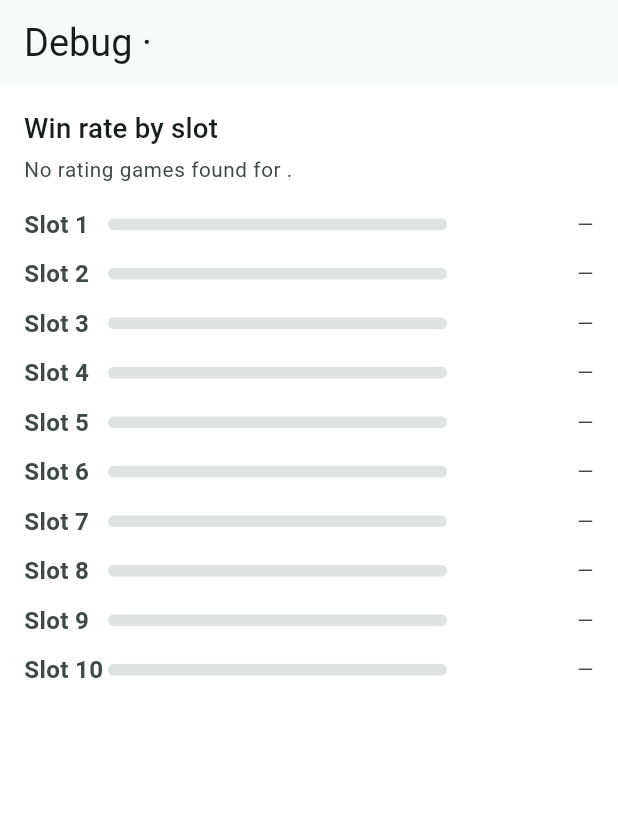
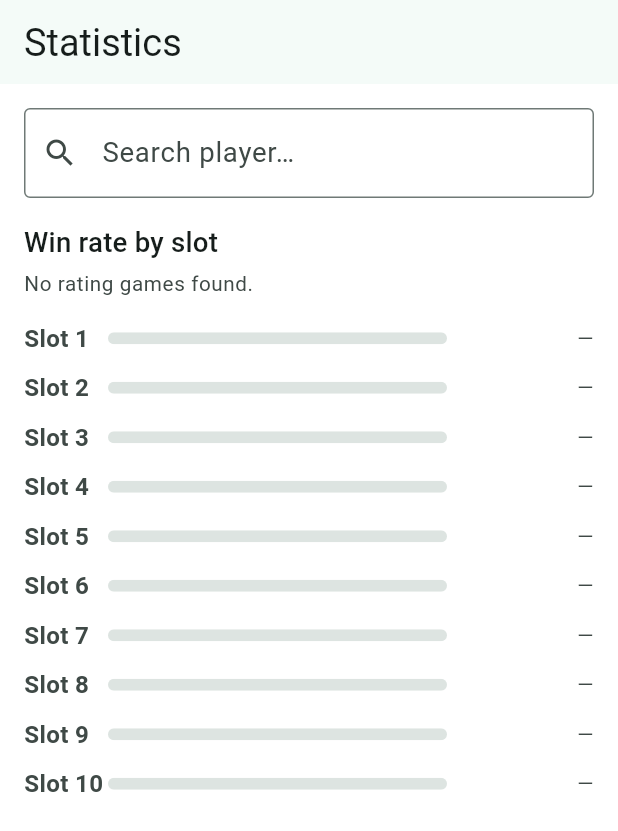
Before and after one commit to Seezov/FamilyMafiaApp, a Flutter app: the _DebugContent screen opened directly, on a phone screen of 412 x 824 dp. Shown: the top 831 px of the screen. Run offline on Flutter 3.47's test engine with Material 3 defaults, Android fonts, the phone set to English and light mode, and no system bars; our stand-ins replace dio, flutter_riverpod, freezed_annotation, google_generative_ai.

Commit message:
feat: searchable player selector on stats screen
Co-Authored-By: Claude Sonnet 4.6 <noreply@anthropic.com>

```diff
--- a/lib/screens/debug/debug_screen.dart
+++ b/lib/screens/debug/debug_screen.dart
@@ -1,5 +1,7 @@
+import 'package:family_mafia_app/models/player.dart';
 import 'package:family_mafia_app/providers/app_providers.dart';
 import 'package:family_mafia_app/screens/debug/debug_providers.dart';
+import 'package:family_mafia_app/screens/players/players_providers.dart';
 import 'package:flutter/material.dart';
 import 'package:flutter_riverpod/flutter_riverpod.dart';
 
@@ -24,6 +26,7 @@ class _DebugContent extends ConsumerWidget {
   @override
   Widget build(BuildContext context, WidgetRef ref) {
     final slots = ref.watch(debugSlotWinRateProvider);
+    final selected = ref.watch(selectedPlayerProvider);
     final tt = Theme.of(context).textTheme;
     final cs = Theme.of(context).colorScheme;
 
@@ -32,7 +35,7 @@ class _DebugContent extends ConsumerWidget {
     final overallWr = totalPlayed == 0 ? 0.0 : totalWins / totalPlayed;
 
     return Scaffold(
-      appBar: AppBar(title: Text('Debug · $kDebugPlayer')),
+      appBar: AppBar(title: Text(selected?.displayName ?? 'Statistics')),
       body: ListView(
         padding: EdgeInsets.fromLTRB(
           16,
@@ -41,11 +44,13 @@ class _DebugContent extends ConsumerWidget {
           MediaQuery.paddingOf(context).bottom + 80,
         ),
         children: [
+          const _PlayerSearchField(),
+          const SizedBox(height: 16),
           Text('Win rate by slot', style: tt.titleMedium),
           const SizedBox(height: 4),
           Text(
             totalPlayed == 0
-                ? 'No rating games found for $kDebugPlayer.'
+                ? 'No rating games found.'
                 : 'Overall: $totalWins/$totalPlayed · '
                     '${(overallWr * 100).toStringAsFixed(1)}%',
             style: tt.bodySmall?.copyWith(color: cs.onSurfaceVariant),
@@ -57,6 +62,49 @@ class _DebugContent extends ConsumerWidget {
           ],
         ],
       ),
+    );
+  }
+}
+
+class _PlayerSearchField extends ConsumerWidget {
+  const _PlayerSearchField();
+
+  @override
+  Widget build(BuildContext context, WidgetRef ref) {
+    final players = ref.watch(playersListProvider);
+    final selected = ref.watch(selectedPlayerProvider);
+
+    return Autocomplete<Player>(
+      displayStringForOption: (p) => p.displayName,
+      optionsBuilder: (TextEditingValue value) {
+        final q = value.text.toLowerCase().trim();
+        if (q.isEmpty) return const Iterable<Player>.empty();
+        return players
+            .where((p) => p.displayName.toLowerCase().contains(q));
+      },
+      onSelected: (p) =>
+          ref.read(selectedPlayerProvider.notifier).state = p,
+      fieldViewBuilder:
+          (context, controller, focusNode, onFieldSubmitted) {
+        return TextField(
+          controller: controller,
+          focusNode: focusNode,
+          decoration: InputDecoration(
+            hintText: 'Search player…',
+            prefixIcon: const Icon(Icons.search),
+            suffixIcon: selected != null
+                ? IconButton(
+                    icon: const Icon(Icons.clear),
+                    onPressed: () {
+                      controller.clear();
+                      ref.read(selectedPlayerProvider.notifier).state = null;
+                    },
+                  )
+                : null,
+            border: const OutlineInputBorder(),
+          ),
+        );
+      },
     );
   }
 }
```
